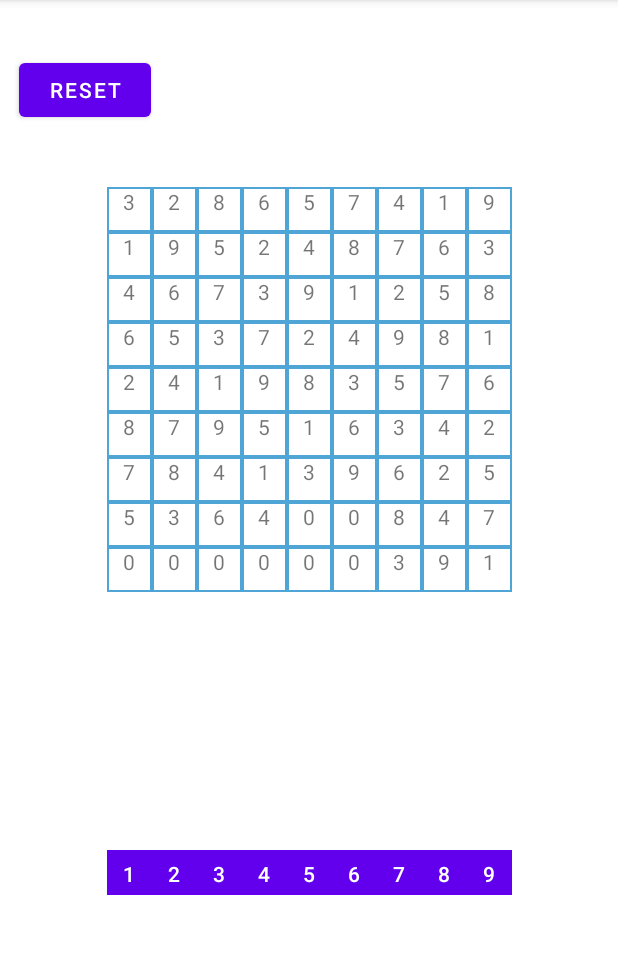
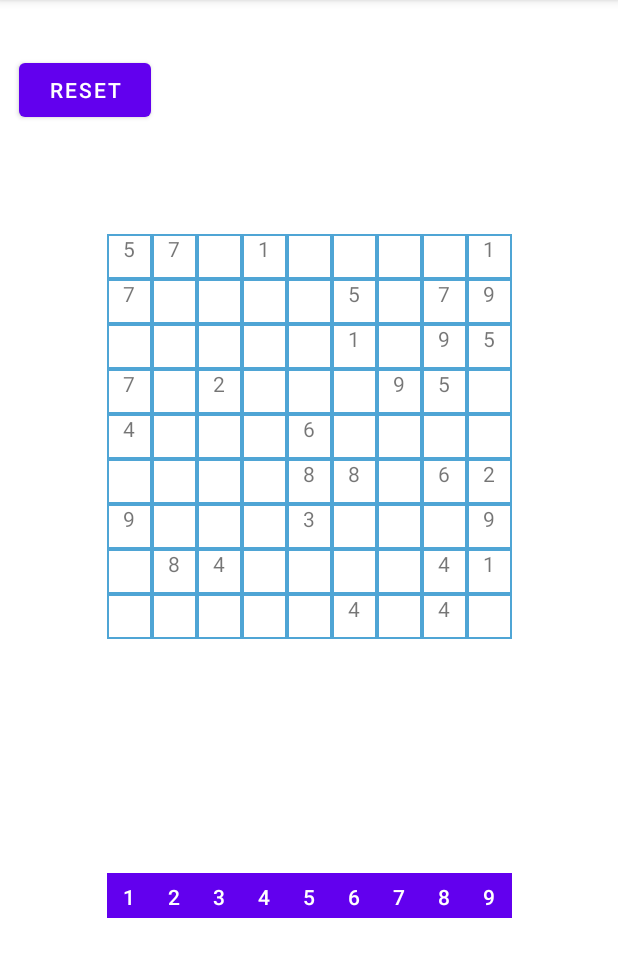
Before and after one commit to Abhansh/Sudoku, an Android app: the screen it shows after launch (MainActivity), after a tap on "RESET", on a phone screen of 412 x 824 dp, the part 84-1061 px from its top. Run offline under Robolectric (Android 15) with nearby library versions, the phone set to English and light mode, and no system bars.

Commit message:
fourth commit

```diff
--- a/app/src/main/java/com/gsr/sudoku/MainActivity.java
+++ b/app/src/main/java/com/gsr/sudoku/MainActivity.java
@@ -131,26 +131,25 @@ public class MainActivity extends AppCompatActivity {
 
     public void resetBoard(View v){
         board.reset();
-        for (int i = 0; i < textViewsGrid.size(); i++) {
-            int row = i / 9;
-            int col = i % 9;
+        for (int i = 0; i < board.getGridSize()*board.getGridSize(); i++) {
+            int row = i / board.getGridSize();
+            int col = i % board.getGridSize();
             Log.i("RC", row + " " + col);
-            textViewsGrid.get(i).setText(Integer.toString(board.getGrid()[row][col]));
+            textViewsGrid.get(i).setText(String.valueOf(board.getGrid()[row][col]));
             textViewsGrid.get(i).setClickable(true);
         }
     }
 
     public void initialize() {
-        board = new Sudoku();
+        board = new Sudoku(9);
         board.createSeed();
-        board.genPuzzle();
 
-        for (int i = 0; i < textViewsGrid.size(); i++) {
-            int row = i / 9;
-            int col = i % 9;
+        for (int i = 0; i < board.getGridSize()*board.getGridSize(); i++) {
+            int row = i / board.getGridSize();
+            int col = i % board.getGridSize();
             Log.i("RC", row + " " + col);
-            textViewsGrid.get(i).setText(Integer.toString(board.getGrid()[row][col]));
-            if (board.getGrid()[row][col] != 0)
+            textViewsGrid.get(i).setText(String.valueOf(board.getGrid()[row][col]));
+            if (board.getGrid()[row][col] != ' ')
                 textViewsGrid.get(i).setClickable(false);
         }
     }
--- a/app/src/main/java/com/gsr/sudoku/Sudoku.java
+++ b/app/src/main/java/com/gsr/sudoku/Sudoku.java
@@ -1,245 +1,60 @@
 package com.gsr.sudoku;
 
-import java.util.ArrayList;
-import java.util.Arrays;
-import java.util.List;
-
-import static java.lang.Character.UNASSIGNED;
+import java.util.Random;
 
 public class Sudoku {
 
-    private int[][] grid;
-    private int[][] solnGrid;
-    private int[] guessNum;
-    private int[] gridPos;
-    private int difficultyLevel;
-    private boolean grid_status;
+    private int GRID_SIZE;
 
-    private int row, col;
+    private char[][] grid;
 
-    private Util util;
+    private final Random random;
 
-    public Sudoku() {
-        this.grid = new int[9][9];
-        this.solnGrid = new int[9][9];
-        this.guessNum = new int[9];
-        this.gridPos = new int[81];
-        this.difficultyLevel = 0;
+    public Sudoku(int gridSize) {
+        this.GRID_SIZE = gridSize;
+        this.grid = new char[GRID_SIZE][GRID_SIZE];
 
-        this.util = new Util();
+        this.random = new Random();
 
-        for (int i = 0; i < 81; i++) {
-            this.gridPos[i] = i;
-        }
-
-        util.random_shuffle(this.gridPos);
-
-        for (int i = 0; i < 9; i++) {
-            this.guessNum[i] = i + 1;
-        }
-
-        util.random_shuffle(this.guessNum);
-
-        for (int i = 0; i < 9; i++) {
-            for (int j = 0; j < 9; j++) {
-                this.grid[i][j] = 0;
-            }
-        }
-
-        this.grid_status = true;
-    }
-
-    public boolean FindUnassignedLocation() {
-        for (this.row = 0; this.row < 9; this.row++) {
-            for (this.col = 0; this.col < 9; this.col++) {
-                if (this.grid[this.row][this.col] == UNASSIGNED)
-                    return true;
-            }
-        }
-        return false;
-    }
-
-    public void fillEmptyDiagonalBox(int idx) {
-        int start = idx * 3;
-        this.util.random_shuffle(this.guessNum);
-        for (int i = 0; i < 3; ++i) {
-            for (int j = 0; j < 3; ++j) {
-                this.grid[start + i][start + j] = guessNum[i * 3 + j];
+        for (int i = 0; i < GRID_SIZE; i++) {
+            for (int j = 0; j < GRID_SIZE; j++){
+                this.grid[i][j] = ' ';
             }
         }
     }
 
+    private boolean checkEmptyPos(int row, int col){
+        return this.grid[row][col] == ' ';
+    }
+
     public void createSeed() {
-          /* Fill diagonal boxes to form:
-      x | . | .
-      . | x | .
-      . | . | x
-  */
-        this.fillEmptyDiagonalBox(0);
-        this.fillEmptyDiagonalBox(1);
-        this.fillEmptyDiagonalBox(2);
-
-  /* Fill the remaining blocks:
-      x | x | x
-      x | x | x
-      x | x | x
-  */
-        this.solveGrid(); // TODO: not truly random, but still good enough because we generate random diagonals.
-
-        // Saving the solution grid
-        for (int i = 0; i < 9; i++) {
-            for (int j = 0; j < 9; j++) {
-                this.solnGrid[i][j] = this.grid[i][j];
+        int num = (int) (GRID_SIZE*GRID_SIZE*0.375);
+        for (int i = 0; i < num; i++) {
+            int row = random.nextInt(GRID_SIZE);
+            int col = random.nextInt(GRID_SIZE);
+            while (!this.checkEmptyPos(row, col)){
+                row = random.nextInt(GRID_SIZE);
+                col = random.nextInt(GRID_SIZE);
             }
+            int value = random.nextInt(GRID_SIZE) + 1;
+            this.grid[row][col] = Character.forDigit(value, 10);
         }
     }
 
-    public boolean solveGrid() {
-        // If there is no unassigned location, we are done
-
-        if (!this.FindUnassignedLocation())
-            return true; // success!
-
-        // Consider digits 1 to 9
-        for (int num = 0; num < 9; num++) {
-            // if looks promising
-            if (this.util.isSafe(this.grid, this.row, this.col, this.guessNum[num])) {
-                // make tentative assignment
-                this.grid[this.row][this.col] = this.guessNum[num];
-
-                // return, if success, yay!
-                if (solveGrid())
-                    return true;
-
-                // failure, unmake & try again
-                this.grid[this.row][this.col] = UNASSIGNED;
-            }
-        }
-
-        return false;
-    }
-
-    public int[][] getGrid() {
+    public char[][] getGrid() {
         return this.grid;
     }
 
-    public void countSoln(int number) {
-        if (!this.FindUnassignedLocation()) {
-            number++;
-            return;
-        }
-
-
-        for (int i = 0; i < 9 && number < 2; i++) {
-            if (this.util.isSafe(this.grid, this.row, this.col, this.guessNum[i])) {
-                this.grid[this.row][this.col] = this.guessNum[i];
-                countSoln(number);
-            }
-
-            this.grid[this.row][this.col] = UNASSIGNED;
-        }
-    }
-
-    public void genPuzzle() {
-        for (int i = 0; i < 81; i++) {
-            int x = (this.gridPos[i]) / 9;
-            int y = (this.gridPos[i]) % 9;
-            int temp = this.grid[x][y];
-            this.grid[x][y] = UNASSIGNED;
-
-            // If now more than 1 solution , replace the removed cell back.
-            int check = 0;
-            countSoln(check);
-            if (check != 1) {
-                this.grid[x][y] = temp;
-            }
-        }
-        System.out.println("-------------------------");
-        for (int i = 0; i < this.grid.length; i++)
-            System.out.println(Arrays.toString(this.grid[i]));
-    }
-
-    public boolean verifyGridStatus() {
-        return this.grid_status;
-    }
-
-    public void calculateDifficulty() {
-        int B = branchDifficultyScore();
-        int emptyCells = 0;
-
-        for (int i = 0; i < 9; i++) {
-            for (int j = 0; j < 9; j++) {
-                if (this.grid[i][j] == 0)
-                    emptyCells++;
-            }
-        }
-
-        this.difficultyLevel = B * 100 + emptyCells;
-    }
-
-    public int branchDifficultyScore() {
-        int emptyPositions = -1;
-        int[][] tempGrid = new int[9][9];
-        int sum = 0;
-
-        for (int i = 0; i < 9; i++) {
-            for (int j = 0; j < 9; j++) {
-                tempGrid[i][j] = this.grid[i][j];
-            }
-        }
-
-        while (emptyPositions != 0) {
-            List<List<Integer>> empty = new ArrayList<>();
-
-            for (int i = 0; i < 81; i++) {
-                if (tempGrid[(int) (i / 9)][(int) (i % 9)] == 0) {
-                    List<Integer> temp = new ArrayList<>();
-                    temp.add(i);
-
-                    for (int num = 1; num <= 9; num++) {
-                        if (this.util.isSafe(tempGrid, i / 9, i % 9, num)) {
-                            temp.add(num);
-                        }
-                    }
-
-                    empty.add(temp);
-                }
-
-            }
-
-            if (empty.size() == 0) {
-                System.out.println("Hello: " + sum);
-                return sum;
-            }
-
-            int minIndex = 0;
-
-            int check = empty.size();
-            for (int i = 0; i < check; i++) {
-                if (empty.get(i).size() < empty.get(minIndex).size())
-                    minIndex = i;
-            }
-
-            int branchFactor = empty.get(minIndex).size();
-            int rowIndex = empty.get(minIndex).get(0) / 9;
-            int colIndex = empty.get(minIndex).get(0) % 9;
-
-            tempGrid[rowIndex][colIndex] = this.solnGrid[rowIndex][colIndex];
-            sum = sum + ((branchFactor - 2) * (branchFactor - 2));
-
-            emptyPositions = empty.size() - 1;
-        }
-
-        return sum;
-    }
-
     public void reset(){
-        for (int i = 0; i < 9; i++) {
-            for (int j = 0; j < 9; j++) {
-                this.grid[i][j] = 0;
+        for (int i = 0; i < GRID_SIZE; i++) {
+            for (int j = 0; j < GRID_SIZE; j++) {
+                this.grid[i][j] = ' ';
             }
         }
         this.createSeed();
-        this.genPuzzle();
+    }
+
+    public int getGridSize(){
+        return this.GRID_SIZE;
     }
 }
--- a/app/src/main/java/com/gsr/sudoku/Util.java
+++ b/app/src/main/java/com/gsr/sudoku/Util.java
@@ -5,7 +5,7 @@ import java.util.Random;
 public class Util {
 
     boolean UsedInCol(int[][] grid, int col, int num) {
-        for (int row = 0; row < 9; row++) {
+        for (int row = 0; row < grid.length; row++) {
             if (grid[row][col] == num)
                 return true;
         }
@@ -14,8 +14,8 @@ public class Util {
     }
 
     boolean UsedInBox(int[][] grid, int boxStartRow, int boxStartCol, int num) {
-        for (int row = 0; row < 3; row++) {
-            for (int col = 0; col < 3; col++) {
+        for (int row = 0; row < grid.length; row++) {
+            for (int col = 0; col < grid[row].length; col++) {
                 if (grid[row + boxStartRow][col + boxStartCol] == num)
                     return true;
             }
@@ -36,12 +36,12 @@ public class Util {
     }
 
     public boolean isSafe(int[][] grid, int row, int col, int num) {
-        return !UsedInRow(grid, row, num) && !UsedInCol(grid, col, num) && !UsedInBox(grid, row - row % 3, col - col % 3, num);
+        return !UsedInRow(grid, row, num) && !UsedInCol(grid, col, num) && !UsedInBox(grid, row - row % 2, col - col % 2, num);
     }
 
 
     public boolean UsedInRow(int[][] grid, int row, int num) {
-        for (int col = 0; col < 9; col++) {
+        for (int col = 0; col < grid.length; col++) {
             if (grid[row][col] == num)
                 return true;
         }
--- a/app/src/main/res/layout/activity_main.xml
+++ b/app/src/main/res/layout/activity_main.xml
@@ -12,11 +12,10 @@
         android:layout_height="wrap_content"
         android:columnCount="9"
         android:rowCount="9"
-        app:layout_constraintBottom_toBottomOf="parent"
+        app:layout_constraintBottom_toTopOf="@id/number_pad"
         app:layout_constraintEnd_toEndOf="parent"
         app:layout_constraintStart_toStartOf="parent"
-        app:layout_constraintTop_toTopOf="parent"
-        app:layout_constraintVertical_bias="0.25">
+        app:layout_constraintTop_toTopOf="parent">
 
         <TextView
             android:id="@+id/text_view_1_1"
@@ -682,6 +681,7 @@
         app:layout_constraintVertical_bias="0.050000012" />
 
     <GridLayout
+        android:id="@+id/number_pad"
         android:layout_width="wrap_content"
         android:layout_height="wrap_content"
         android:columnCount="9"
```
